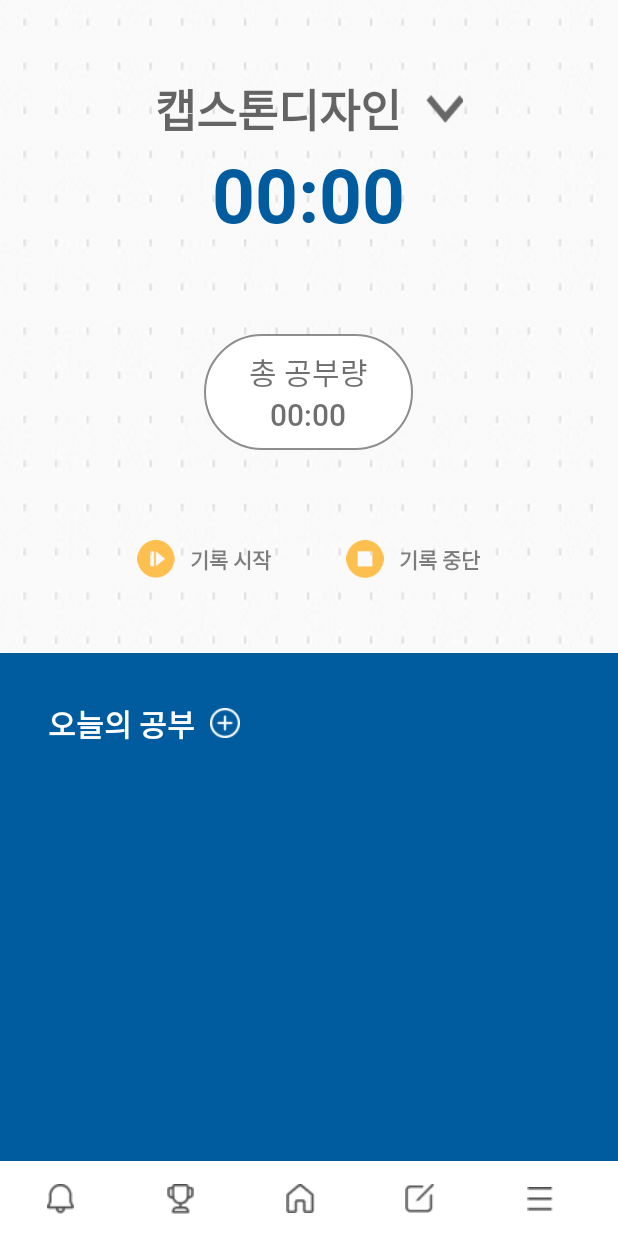
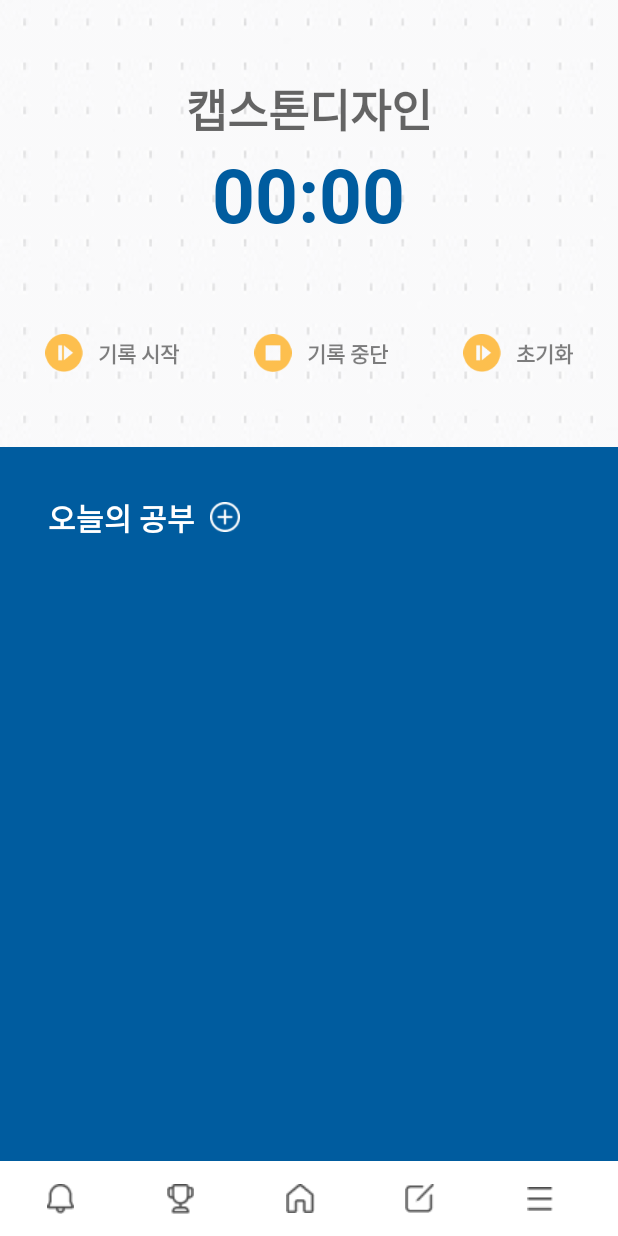
Before and after one commit to rldekd/SWIF, an Android app: the TimerActivity screen opened directly, with no data from a screen before it, on a phone screen of 412 x 824 dp. Run offline under Robolectric (Android 15) with nearby library versions, the light colour scheme and no system bars.

Commit message:
아가아가악아아악

```diff
--- a/app/src/main/java/com/example/swip/TimerActivity.java
+++ b/app/src/main/java/com/example/swip/TimerActivity.java
@@ -2,18 +2,59 @@ package com.example.swip;
 
 import android.content.Intent;
 import android.os.Bundle;
+import android.os.SystemClock;
 import android.view.View;
+import android.widget.Button;
+import android.widget.Chronometer;
 import android.widget.ImageButton;
+import android.widget.Toast;
 
 import androidx.appcompat.app.AppCompatActivity;
 
 public class TimerActivity extends AppCompatActivity {
+
 
     @Override
     protected void onCreate(Bundle savedInstanceState) {
         super.onCreate(savedInstanceState);
         setContentView(R.layout.timer);
 
+        final Chronometer chronometer = (Chronometer) findViewById(R.id.chrono);
+        ImageButton buttonStart = (ImageButton) findViewById(R.id.start);
+        ImageButton buttonStop = (ImageButton) findViewById(R.id.stop);
+        ImageButton buttonReset = (ImageButton) findViewById(R.id.reset);
+
+        buttonStart.setOnClickListener(new Button.OnClickListener() {
+            public void onClick(View v) {
+                chronometer.start();
+            }
+        });
+
+        buttonStop.setOnClickListener(new Button.OnClickListener() {
+            public void onClick(View v) {
+                chronometer.stop();
+            }
+        });
+
+        buttonReset.setOnClickListener(new Button.OnClickListener() {
+            public void onClick(View v) {
+                chronometer.setBase(SystemClock.elapsedRealtime());
+            }
+        });
+
+
+        /* 일정 추가하기 */
+        ImageButton plus = (ImageButton) findViewById(R.id.plus);
+        plus.setOnClickListener(new View.OnClickListener() {
+            @Override
+            public void onClick(View v) {
+                Intent intent = new Intent(getApplicationContext(),Pop_plan_make.class);
+                startActivity(intent);
+            }
+        });
+
+
+        /* 하단바 */
         ImageButton noti = (ImageButton) findViewById(R.id.btn_noti);
         noti.setOnClickListener(new View.OnClickListener() {
             @Override
--- a/app/src/main/res/layout/timer.xml
+++ b/app/src/main/res/layout/timer.xml
@@ -29,49 +29,19 @@
                     android:text="캡스톤디자인"
                     android:textColor="#99000000"
                     android:textSize="30dp"/>
-                <ImageButton
-                    android:id="@+id/etc"
-                    android:layout_width="25dp"
-                    android:layout_height="25dp"
-                    android:layout_marginLeft="16dp"
-                    android:background="@android:color/transparent"
-                    android:scaleType="fitCenter"
-                    android:src="@drawable/dkfo"/>
             </LinearLayout>
+
+
             <Chronometer
+                android:id="@+id/chrono"
                 android:layout_width="wrap_content"
                 android:layout_height="wrap_content"
                 android:layout_gravity="center"
+                android:fontFamily="@font/roboto_b"
                 android:gravity="center"
-                android:fontFamily="@font/roboto_b"
-                android:textSize="50dp"
-                android:textColor="#005C9F"/>
-            <LinearLayout
-                android:layout_width="wrap_content"
-                android:layout_height="wrap_content"
-                android:orientation="vertical"
-                android:layout_gravity="center"
-                android:gravity="center"
-                android:layout_marginTop="60dp"
-                android:background="@drawable/all"
-                android:paddingTop="10dp"
-                android:paddingBottom="10dp"
-                android:paddingLeft="30dp"
-                android:paddingRight="30dp">
-                <TextView
-                    android:layout_width="wrap_content"
-                    android:layout_height="wrap_content"
-                    android:fontFamily="@font/roboto"
-                    android:text="총 공부량"
-                    android:textSize="20dp"
-                    android:textColor="#90000000"/>
-                <Chronometer
-                    android:layout_width="wrap_content"
-                    android:layout_height="wrap_content"
-                    android:fontFamily="@font/roboto"
-                    android:textSize="20dp"
-                    android:textColor="#90000000"/>
-            </LinearLayout>
+                android:textColor="#005C9F"
+                android:textSize="50dp" />
+
             <LinearLayout
                 android:layout_width="match_parent"
                 android:layout_height="wrap_content"
@@ -121,6 +91,30 @@
                         android:fontFamily="@font/roboto_b"
                         android:layout_marginLeft="10dp"
                         android:text="기록 중단"
+                        android:textColor="#80000000"
+                        android:textSize="14dp"/>
+                </LinearLayout>
+
+                <LinearLayout
+                    android:layout_width="wrap_content"
+                    android:layout_height="wrap_content"
+                    android:orientation="horizontal"
+                    android:layout_gravity="center"
+                    android:layout_marginLeft="50dp"
+                    android:gravity="center">
+                    <ImageButton
+                        android:id="@+id/reset"
+                        android:layout_width="25dp"
+                        android:layout_height="25dp"
+                        android:background="@android:color/transparent"
+                        android:scaleType="fitCenter"
+                        android:src="@drawable/start"/>
+                    <TextView
+                        android:layout_width="wrap_content"
+                        android:layout_height="wrap_content"
+                        android:fontFamily="@font/roboto_b"
+                        android:layout_marginLeft="10dp"
+                        android:text="초기화"
                         android:textColor="#80000000"
                         android:textSize="14dp"/>
                 </LinearLayout>
```
Also changed, not shown: app/src/main/java/com/example/swip/MainActivity.java (+14 -0 lines), app/src/main/res/layout/example_layout.xml (added, +15 -0 lines), app/src/main/res/layout/example_layout2.xml (added, +43 -0 lines).
